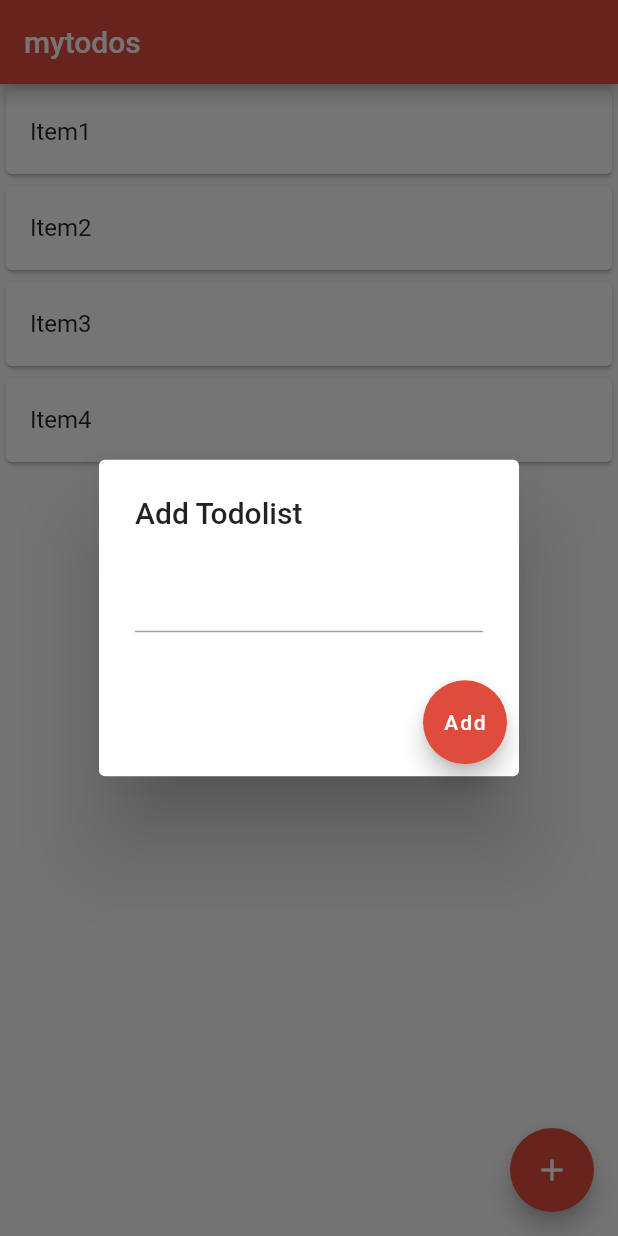
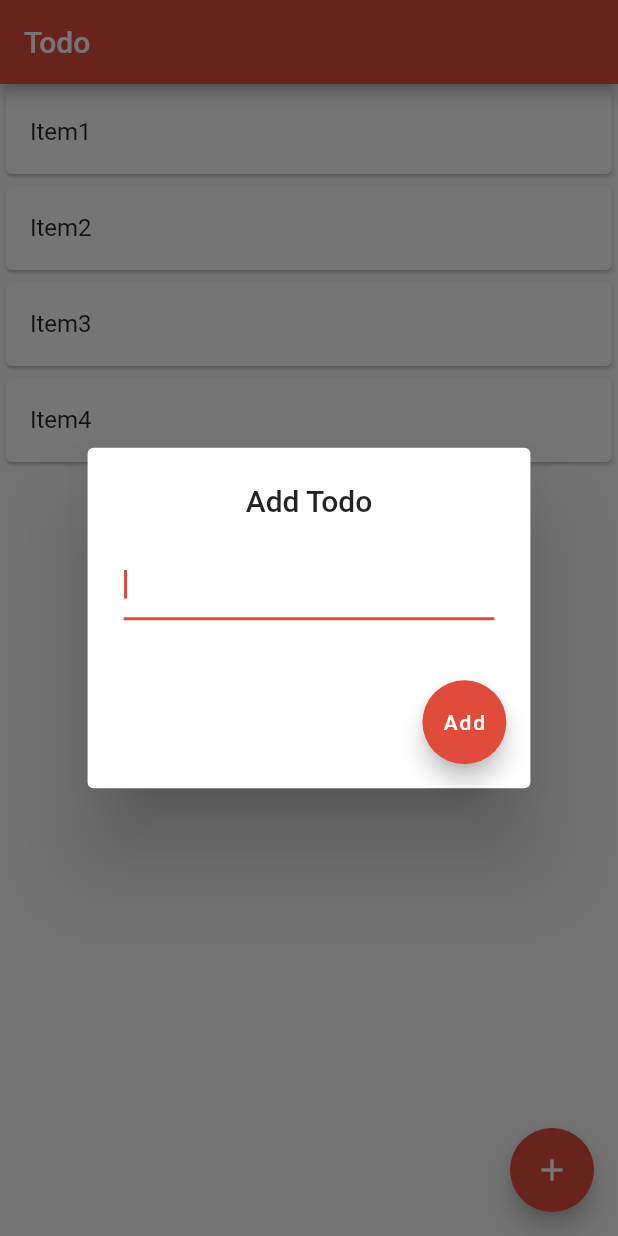
Before and after one commit to seonwoo960000/flutter-todo, a Flutter app: the screen it shows after launch, after a tap on the "add" icon, on a phone screen of 412 x 824 dp. Run offline on Flutter 3.47's test engine with Material 2 defaults, Android fonts, the phone set to English and light mode, and no system bars.

Commit message:
Add first page

```diff
--- a/lib/ui/screens/home/main_screen.dart
+++ b/lib/ui/screens/home/main_screen.dart
@@ -1,3 +1,5 @@
+import 'dart:math';
+
 import 'package:flutter/material.dart';
 
 class MainScreen extends StatefulWidget {
@@ -26,7 +28,7 @@ class _MainScreenState extends State<MainScreen> {
   Widget build(BuildContext context) {
     return Scaffold(
       appBar: AppBar(
-        title: Text("mytodos"),
+        title: const Text("Todo"),
       ),
       floatingActionButton: FloatingActionButton(
         onPressed: () {
@@ -34,24 +36,37 @@ class _MainScreenState extends State<MainScreen> {
               context: context,
               builder: (BuildContext context) {
                 return AlertDialog(
-                    title: Text("Add Todolist"),
-                    content: TextField(
-                      onChanged: (String value) {
-                        input = value;
-                      },
+                    actionsPadding: EdgeInsets.all(16.0),
+                    title: const Center(child: Text('Add Todo')),
+                    content: SizedBox(
+                      width: min(MediaQuery.of(context).size.width * 0.6, 720),
+                      child: TextField(
+                          onChanged: (String value) {
+                            input = value;
+                          },
+                          autofocus: true,
+                          onSubmitted: (_) {
+                            FocusScope.of(context)
+                                .unfocus(); // Remove focus from TextField
+                            setState(() {
+                              todos.add(input);
+                            });
+                            Navigator.pop(context); // Close the AlertDialog
+                          }),
                     ),
                     actions: <Widget>[
-                      FloatingActionButton(onPressed: (){
-                        setState(() {
-                          todos.add(input);
-                        });
-                      },
-                          child: Text("Add"))
-                    ]
-                );
+                      FloatingActionButton(
+                          onPressed: () {
+                            setState(() {
+                              todos.add(input);
+                            });
+                            Navigator.pop(context);
+                          },
+                          child: const Text("Add"))
+                    ]);
               });
         },
-        child: Icon(
+        child: const Icon(
           Icons.add,
           color: Colors.white,
         ),
@@ -59,10 +74,17 @@ class _MainScreenState extends State<MainScreen> {
       body: ListView.builder(
           itemCount: todos.length,
           itemBuilder: (BuildContext context, int index) {
-            return Dismissible(key: Key(todos[index]), child: Card(
-                child: ListTile(title: Text(todos[index]),
-                )
-            ));
+            return Dismissible(
+                key: Key(todos[index]),
+                onDismissed: (direction) {
+                  setState(() {
+                    todos.removeAt(index);
+                  });
+                },
+                child: Card(
+                    child: ListTile(
+                  title: Text(todos[index]),
+                )));
           }),
     );
   }
```
